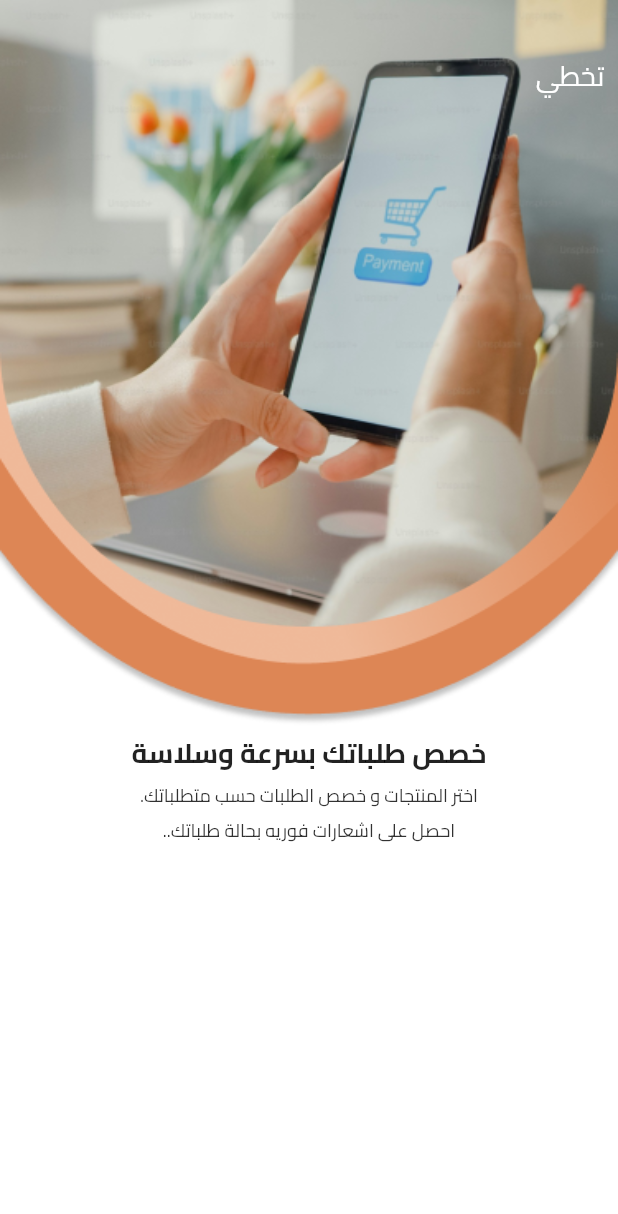
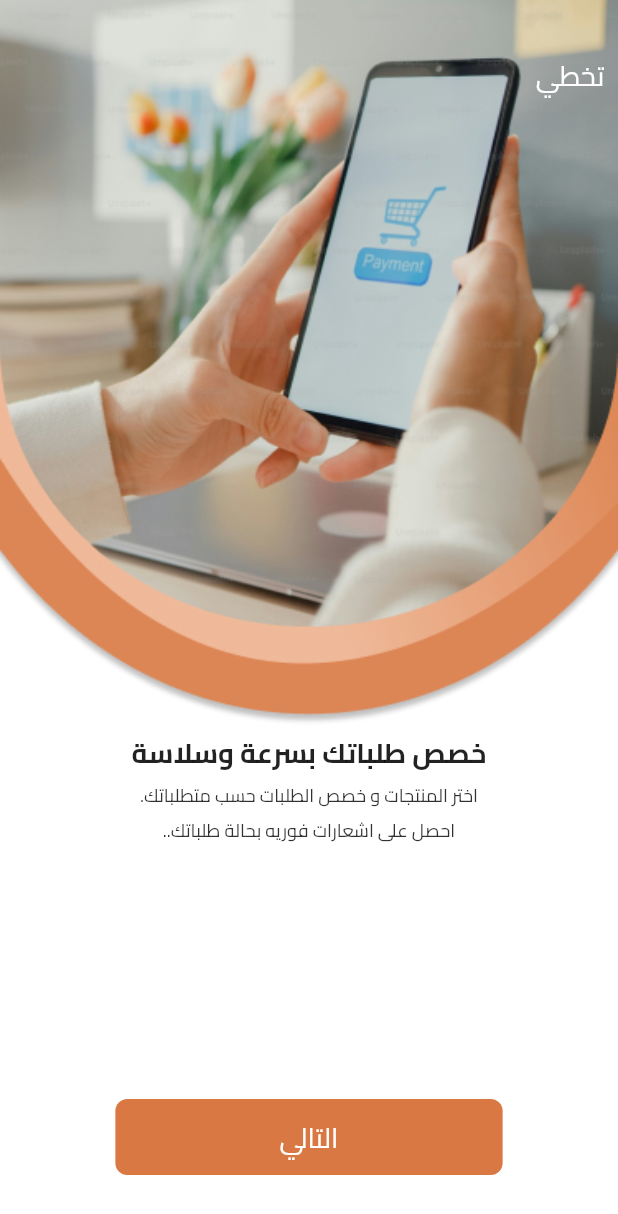
Before and after one commit to MohamedTaha-flutter/twseel_app_flutter, a Flutter app: the screen it shows after launch, on a phone screen of 412 x 824 dp. Shown: the top 1214 px of the screen. Run offline on Flutter 3.47's test engine with Material 3 defaults, Android fonts, the phone set to English and light mode, and no system bars; our stand-ins replace flutter_screenutil.

Commit message:
custom button to app

```diff
--- a/lib/Features/on_boarding/presentation/views/on_boarding_view.dart
+++ b/lib/Features/on_boarding/presentation/views/on_boarding_view.dart
@@ -2,6 +2,8 @@ import 'package:flutter/material.dart';
 import 'package:twseel_app/Features/on_boarding/presentation/data/models/onBoarding_model.dart';
 import 'package:twseel_app/Features/on_boarding/presentation/views/widget/pageView_item.dart';
 import 'package:flutter_screenutil/flutter_screenutil.dart';
+
+import '../../../../core/widget/custom_button.dart';
 
 class OnBoardingView extends StatefulWidget {
   const OnBoardingView({super.key});
@@ -28,7 +30,15 @@ class _OnBoardingViewState extends State<OnBoardingView> {
             ),
             SizedBox(
               height: 40.h,
-            )
+            ),
+            CustomButton(
+              text: 'التالي',
+              onPressed: () {},
+              width: 235.w,
+            ),
+            SizedBox(
+              height: 40.h,
+            ),
           ],
         ),
       ),
--- a/lib/core/widget/custom_button.dart
+++ b/lib/core/widget/custom_button.dart
@@ -1,13 +1,38 @@
 import 'package:flutter/material.dart';
+import 'package:flutter_screenutil/flutter_screenutil.dart';
+import 'package:twseel_app/core/style/app_color.dart';
+import 'package:twseel_app/core/style/font_style.dart';
+// ignore: must_be_immutable
+class CustomButton extends StatelessWidget {
+  final String text;
 
-class CustomButton extends StatelessWidget {
-  const CustomButton({super.key, required this.text});
-  final String text ;
+  final VoidCallback onPressed;
+
+  double? width;
+
+  CustomButton({
+    super.key,
+    required this.text,
+    required this.onPressed,
+    this.width,
+  });
+
   @override
   Widget build(BuildContext context) {
-    return MaterialButton(
-      onPressed: () {},
-      child: Text(text),
+    return Container(
+      width: width ?? MediaQuery.sizeOf(context).width,
+      height: 50.h,
+      decoration: BoxDecoration(
+        color: MyColors.orange,
+        borderRadius: BorderRadius.circular(8),
+      ),
+      child: MaterialButton(
+        onPressed: onPressed,
+        child: Text(
+          text,
+          style: FontStyles.font18Weight500White,
+        ),
+      ),
     );
   }
 }
```
